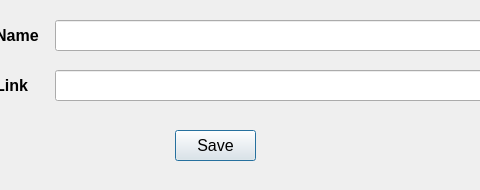
This is UI/AddProduct.ui in rishav-karanjit/WatchMen-keep-track-of-your-shopping-list as Qt 5 draws it before an edit; both pictures show x 125 to 605 and y 0 to 190 of the 709 by 190 pixel window. The edited form follows.
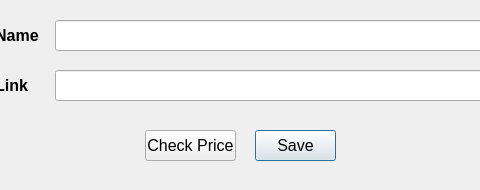
This is the edited form.

```diff
--- a/UI/AddProduct.ui
+++ b/UI/AddProduct.ui
@@ -16,7 +16,7 @@
   <widget class="QPushButton" name="pushButton_2">
    <property name="geometry">
     <rect>
-     <x>300</x>
+     <x>380</x>
      <y>130</y>
      <width>81</width>
      <height>31</height>
@@ -91,6 +91,37 @@
     <string>Enter Product Name</string>
    </property>
   </widget>
+  <widget class="QPushButton" name="CheckPrice">
+   <property name="geometry">
+    <rect>
+     <x>270</x>
+     <y>130</y>
+     <width>91</width>
+     <height>31</height>
+    </rect>
+   </property>
+   <property name="font">
+    <font>
+     <pointsize>12</pointsize>
+    </font>
+   </property>
+   <property name="text">
+    <string>Check Price</string>
+   </property>
+  </widget>
+  <widget class="QLabel" name="Price">
+   <property name="geometry">
+    <rect>
+     <x>180</x>
+     <y>110</y>
+     <width>161</width>
+     <height>16</height>
+    </rect>
+   </property>
+   <property name="text">
+    <string/>
+   </property>
+  </widget>
  </widget>
  <resources/>
  <connections/>
```
Left out of the diff: 6 changed lines with no effect on the pictures.
